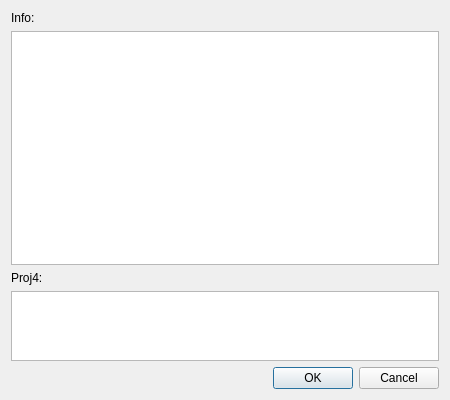
Old version of the form pysdb3/ui/sdbinfo.ui in the repository ondrolexa/pysdb.
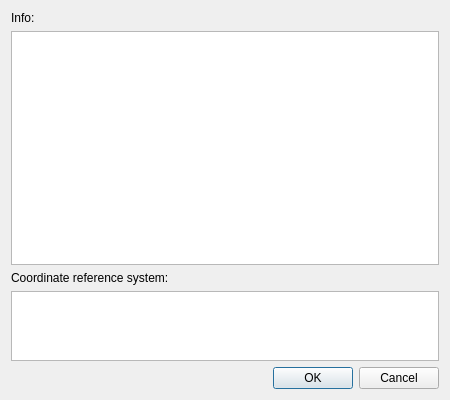
New version of the form.

The edit to the form file:
```diff
--- a/pysdb3/ui/sdbinfo.ui
+++ b/pysdb3/ui/sdbinfo.ui
@@ -49,7 +49,7 @@
      <item>
       <widget class="QLabel" name="label">
        <property name="text">
-        <string>Proj4:</string>
+        <string>Coordinate reference system:</string>
        </property>
       </widget>
      </item>
```
Left out of the diff: 2 changed lines with no effect on the pictures.
